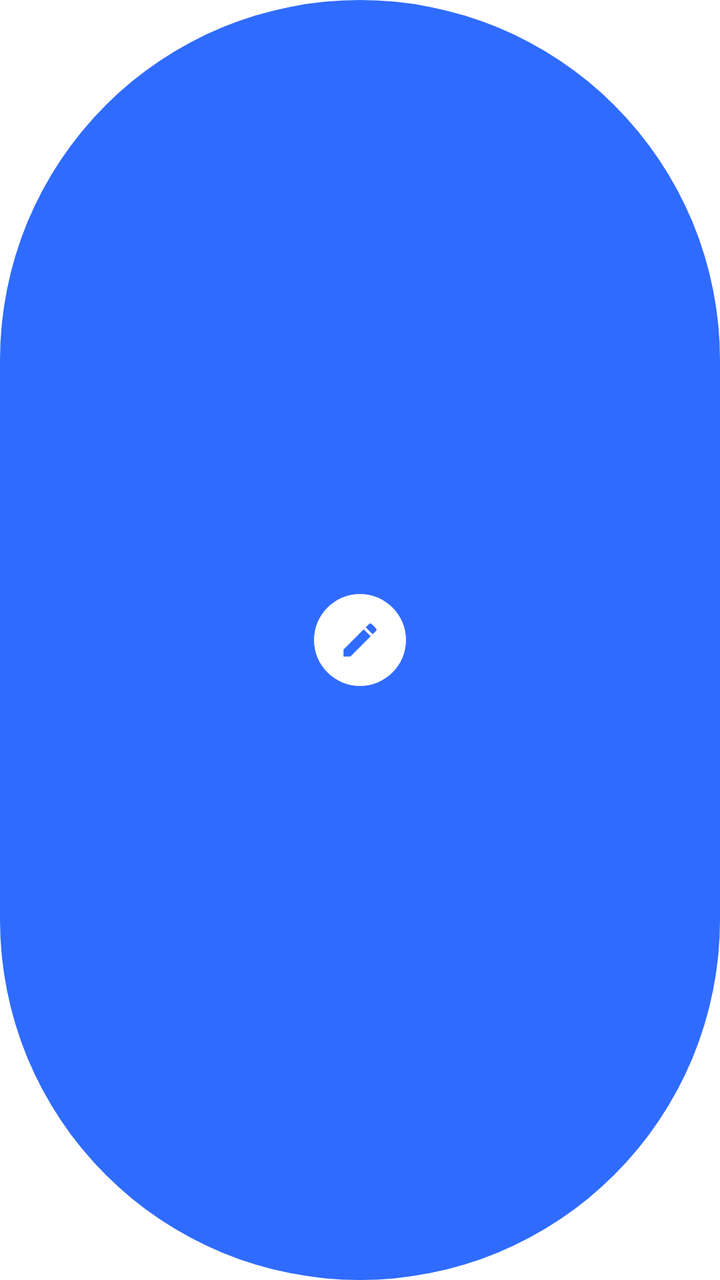
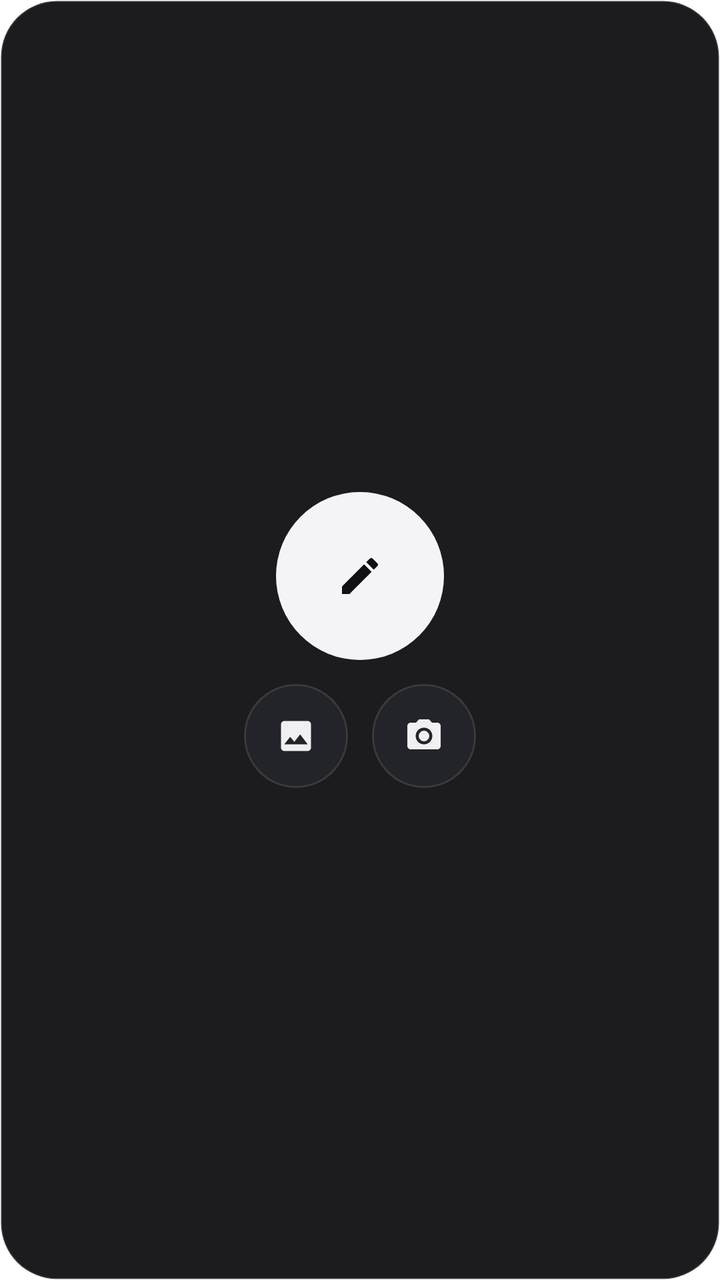

Screens rendered from an Android XML layout before and after an edit, with the pre-edit source and the edit as a unified diff.
<!-- AndroidManifest.xml: fallback theme Theme.MaterialComponents.DayNight.NoActionBar -->
<!-- res/layout/widget_quick_record_card.xml -->
<?xml version="1.0" encoding="utf-8"?>
<LinearLayout xmlns:android="http://schemas.android.com/apk/res/android"
    android:id="@+id/widget_quick_record_root"
    android:layout_width="match_parent"
    android:layout_height="match_parent"
    android:background="@drawable/bg_widget_qr_pill"
    android:contentDescription="@string/widget_quick_record_action"
    android:gravity="center"
    android:orientation="vertical"
    android:paddingStart="12dp"
    android:paddingTop="12dp"
    android:paddingEnd="12dp"
    android:paddingBottom="12dp">

    <ImageButton
        android:id="@+id/qr_card_primary"
        android:layout_width="46dp"
        android:layout_height="46dp"
        android:background="@drawable/bg_widget_qr_solid_circle"
        android:contentDescription="@string/widget_quick_record_action"
        android:padding="12dp"
        android:scaleType="centerInside"
        android:src="@drawable/ic_widget_pen_accent" />

    <TextView
        android:id="@+id/qr_card_hint"
        android:layout_width="match_parent"
        android:layout_height="wrap_content"
        android:layout_marginTop="10dp"
        android:ellipsize="end"
        android:gravity="center"
        android:maxLines="1"
        android:text="记一下"
        android:textColor="@color/widget_qr_on_accent"
        android:textSize="13sp"
        android:visibility="gone" />

    <LinearLayout
        android:id="@+id/qr_card_actions"
        android:layout_width="wrap_content"
        android:layout_height="wrap_content"
        android:layout_marginTop="12dp"
        android:gravity="center"
        android:orientation="horizontal"
        android:visibility="gone">

        <ImageButton
            android:id="@+id/qr_card_photo"
            android:layout_width="34dp"
            android:layout_height="34dp"
            android:background="@drawable/bg_widget_qr_scrim"
            android:contentDescription="选择相册图片"
            android:padding="8dp"
            android:scaleType="centerInside"
            android:src="@drawable/ic_widget_gallery_white" />

        <ImageButton
            android:id="@+id/qr_card_camera"
            android:layout_width="34dp"
            android:layout_height="34dp"
            android:layout_marginStart="10dp"
            android:background="@drawable/bg_widget_qr_scrim"
            android:contentDescription="启动相机拍照"
            android:padding="8dp"
            android:scaleType="centerInside"
            android:src="@drawable/ic_widget_camera_white" />
    </LinearLayout>
</LinearLayout>
<!-- resources referenced by this layout -->
<resources>
  <color name="widget_qr_on_accent">#FFFFFFFF</color>
  <!-- drawable bg_widget_qr_pill (drawable) -->
  <?xml version="1.0" encoding="utf-8"?>
  <shape xmlns:android="http://schemas.android.com/apk/res/android">
      <solid android:color="@color/widget_qr_accent" />
      <corners android:radius="999dp" />
  </shape>
  <!-- drawable bg_widget_qr_scrim (drawable) -->
  <?xml version="1.0" encoding="utf-8"?>
  <shape xmlns:android="http://schemas.android.com/apk/res/android"
      android:shape="oval">
      <solid android:color="@color/widget_qr_scrim" />
  </shape>
  <!-- drawable bg_widget_qr_solid_circle (drawable) -->
  <?xml version="1.0" encoding="utf-8"?>
  <shape xmlns:android="http://schemas.android.com/apk/res/android"
      android:shape="oval">
      <solid android:color="@color/widget_qr_on_accent" />
  </shape>
  <!-- drawable ic_widget_camera_white (drawable) -->
  <?xml version="1.0" encoding="utf-8"?>
  <vector xmlns:android="http://schemas.android.com/apk/res/android"
      android:width="24dp"
      android:height="24dp"
      android:viewportWidth="24"
      android:viewportHeight="24">
      <path
          android:fillColor="@color/widget_qr_on_accent"
          android:pathData="M12,12m-3.2,0a3.2,3.2 0,1 1,6.4 0a3.2,3.2 0,1 1,-6.4 0 M9,2L7.17,4H4c-1.1,0 -2,0.9 -2,2v12c0,1.1 0.9,2 2,2h16c1.1,0 2,-0.9 2,-2V6c0,-1.1 -0.9,-2 -2,-2h-3.17L15,2H9zM12,17c-2.76,0 -5,-2.24 -5,-5s2.24,-5 5,-5 5,2.24 5,5 -2.24,5 -5,5z" />
  </vector>
  <!-- drawable ic_widget_gallery_white (drawable) -->
  <?xml version="1.0" encoding="utf-8"?>
  <vector xmlns:android="http://schemas.android.com/apk/res/android"
      android:width="24dp"
      android:height="24dp"
      android:viewportWidth="24"
      android:viewportHeight="24">
      <path
          android:fillColor="@color/widget_qr_on_accent"
          android:pathData="M19,3H5c-1.1,0 -2,0.9 -2,2v14c0,1.1 0.9,2 2,2h14c1.1,0 2,-0.9 2,-2V5c0,-1.1 -0.9,-2 -2,-2zM8.5,12.5l2.5,3.01L14.5,11l4.5,6H5l3.5,-4.5z" />
  </vector>
  <!-- drawable ic_widget_pen_accent (drawable) -->
  <?xml version="1.0" encoding="utf-8"?>
  <vector xmlns:android="http://schemas.android.com/apk/res/android"
      android:width="24dp"
      android:height="24dp"
      android:viewportWidth="24"
      android:viewportHeight="24">
      <path
          android:fillColor="@color/widget_qr_accent"
          android:pathData="M3,17.25V21h3.75L17.81,9.94l-3.75,-3.75L3,17.25zM20.71,7.04c0.39,-0.39 0.39,-1.02 0,-1.41l-2.34,-2.34c-0.39,-0.39 -1.02,-0.39 -1.41,0l-1.83,1.83 3.75,3.75 1.83,-1.83z" />
  </vector>
  <string name="widget_quick_record_action">快速记录，点击打开输入框</string>
  <color name="widget_qr_accent">#2F6BFF</color>
  <color name="widget_qr_scrim">#26FFFFFF</color>
</resources>

<!-- the commit's change to res/layout/widget_quick_record_card.xml (unified diff, before → after) -->
@@ -3,66 +3,69 @@
     android:id="@+id/widget_quick_record_root"
     android:layout_width="match_parent"
     android:layout_height="match_parent"
-    android:background="@drawable/bg_widget_qr_pill"
+    android:background="@drawable/bg_widget_qr_card"
     android:contentDescription="@string/widget_quick_record_action"
     android:gravity="center"
     android:orientation="vertical"
-    android:paddingStart="12dp"
-    android:paddingTop="12dp"
-    android:paddingEnd="12dp"
-    android:paddingBottom="12dp">
+    android:paddingStart="10dp"
+    android:paddingTop="10dp"
+    android:paddingEnd="10dp"
+    android:paddingBottom="10dp">
 
-    <ImageButton
+    <FrameLayout
         android:id="@+id/qr_card_primary"
-        android:layout_width="46dp"
-        android:layout_height="46dp"
+        android:layout_width="84dp"
+        android:layout_height="84dp"
         android:background="@drawable/bg_widget_qr_solid_circle"
-        android:contentDescription="@string/widget_quick_record_action"
-        android:padding="12dp"
-        android:scaleType="centerInside"
-        android:src="@drawable/ic_widget_pen_accent" />
+        android:contentDescription="@string/widget_quick_record_action">
 
-    <TextView
-        android:id="@+id/qr_card_hint"
-        android:layout_width="match_parent"
-        android:layout_height="wrap_content"
-        android:layout_marginTop="10dp"
-        android:ellipsize="end"
-        android:gravity="center"
-        android:maxLines="1"
-        android:text="记一下"
-        android:textColor="@color/widget_qr_on_accent"
-        android:textSize="13sp"
-        android:visibility="gone" />
+        <ImageView
+            android:layout_width="30dp"
+            android:layout_height="30dp"
+            android:layout_gravity="center"
+            android:importantForAccessibility="no"
+            android:scaleType="centerInside"
+            android:src="@drawable/ic_widget_pen_accent" />
+    </FrameLayout>
 
     <LinearLayout
-        android:id="@+id/qr_card_actions"
         android:layout_width="wrap_content"
         android:layout_height="wrap_content"
         android:layout_marginTop="12dp"
         android:gravity="center"
-        android:orientation="horizontal"
-        android:visibility="gone">
+        android:orientation="horizontal">
 
-        <ImageButton
+        <FrameLayout
             android:id="@+id/qr_card_photo"
-            android:layout_width="34dp"
-            android:layout_height="34dp"
-            android:background="@drawable/bg_widget_qr_scrim"
-            android:contentDescription="选择相册图片"
-            android:padding="8dp"
-            android:scaleType="centerInside"
-            android:src="@drawable/ic_widget_gallery_white" />
+            android:layout_width="52dp"
+            android:layout_height="52dp"
+            android:background="@drawable/bg_widget_qr_secondary_circle"
+            android:contentDescription="选择相册图片">
 
-        <ImageButton
+            <ImageView
+                android:layout_width="20dp"
+                android:layout_height="20dp"
+                android:layout_gravity="center"
+                android:importantForAccessibility="no"
+                android:scaleType="centerInside"
+                android:src="@drawable/ic_widget_gallery_white" />
+        </FrameLayout>
+
+        <FrameLayout
             android:id="@+id/qr_card_camera"
-            android:layout_width="34dp"
-            android:layout_height="34dp"
-            android:layout_marginStart="10dp"
-            android:background="@drawable/bg_widget_qr_scrim"
-            android:contentDescription="启动相机拍照"
-            android:padding="8dp"
-            android:scaleType="centerInside"
-            android:src="@drawable/ic_widget_camera_white" />
+            android:layout_width="52dp"
+            android:layout_height="52dp"
+            android:layout_marginStart="12dp"
+            android:background="@drawable/bg_widget_qr_secondary_circle"
+            android:contentDescription="启动相机拍照">
+
+            <ImageView
+                android:layout_width="20dp"
+                android:layout_height="20dp"
+                android:layout_gravity="center"
+                android:importantForAccessibility="no"
+                android:scaleType="centerInside"
+                android:src="@drawable/ic_widget_camera_white" />
+        </FrameLayout>
     </LinearLayout>
 </LinearLayout>
<!-- resource entries referenced after the edit -->
@@ -1,23 +1,29 @@
 <!-- resources referenced by this layout -->
 <resources>
-  <color name="widget_qr_on_accent">#FFFFFFFF</color>
-  <!-- drawable bg_widget_qr_pill (drawable) -->
+  <!-- drawable bg_widget_qr_card (drawable) -->
   <?xml version="1.0" encoding="utf-8"?>
-  <shape xmlns:android="http://schemas.android.com/apk/res/android">
-      <solid android:color="@color/widget_qr_accent" />
-      <corners android:radius="999dp" />
+  <shape xmlns:android="http://schemas.android.com/apk/res/android"
+      android:shape="rectangle">
+      <solid android:color="@color/widget_qr_surface" />
+      <corners android:radius="28dp" />
+      <stroke
+          android:width="1dp"
+          android:color="@color/widget_qr_border" />
   </shape>
-  <!-- drawable bg_widget_qr_scrim (drawable) -->
+  <!-- drawable bg_widget_qr_secondary_circle (drawable) -->
   <?xml version="1.0" encoding="utf-8"?>
   <shape xmlns:android="http://schemas.android.com/apk/res/android"
       android:shape="oval">
-      <solid android:color="@color/widget_qr_scrim" />
+      <solid android:color="@color/widget_qr_tile_bg" />
+      <stroke
+          android:width="1dp"
+          android:color="@color/widget_qr_tile_border" />
   </shape>
   <!-- drawable bg_widget_qr_solid_circle (drawable) -->
   <?xml version="1.0" encoding="utf-8"?>
   <shape xmlns:android="http://schemas.android.com/apk/res/android"
       android:shape="oval">
-      <solid android:color="@color/widget_qr_on_accent" />
+      <solid android:color="@color/widget_qr_on_surface" />
   </shape>
   <!-- drawable ic_widget_camera_white (drawable) -->
   <?xml version="1.0" encoding="utf-8"?>
@@ -27,7 +33,7 @@
       android:viewportWidth="24"
       android:viewportHeight="24">
       <path
-          android:fillColor="@color/widget_qr_on_accent"
+          android:fillColor="@color/widget_qr_icon"
           android:pathData="M12,12m-3.2,0a3.2,3.2 0,1 1,6.4 0a3.2,3.2 0,1 1,-6.4 0 M9,2L7.17,4H4c-1.1,0 -2,0.9 -2,2v12c0,1.1 0.9,2 2,2h16c1.1,0 2,-0.9 2,-2V6c0,-1.1 -0.9,-2 -2,-2h-3.17L15,2H9zM12,17c-2.76,0 -5,-2.24 -5,-5s2.24,-5 5,-5 5,2.24 5,5 -2.24,5 -5,5z" />
   </vector>
   <!-- drawable ic_widget_gallery_white (drawable) -->
@@ -38,7 +44,7 @@
       android:viewportWidth="24"
       android:viewportHeight="24">
       <path
-          android:fillColor="@color/widget_qr_on_accent"
+          android:fillColor="@color/widget_qr_icon"
           android:pathData="M19,3H5c-1.1,0 -2,0.9 -2,2v14c0,1.1 0.9,2 2,2h14c1.1,0 2,-0.9 2,-2V5c0,-1.1 -0.9,-2 -2,-2zM8.5,12.5l2.5,3.01L14.5,11l4.5,6H5l3.5,-4.5z" />
   </vector>
   <!-- drawable ic_widget_pen_accent (drawable) -->
@@ -49,11 +55,16 @@
       android:viewportWidth="24"
       android:viewportHeight="24">
       <path
-          android:fillColor="@color/widget_qr_accent"
+          android:fillColor="@color/widget_qr_on_primary"
           android:pathData="M3,17.25V21h3.75L17.81,9.94l-3.75,-3.75L3,17.25zM20.71,7.04c0.39,-0.39 0.39,-1.02 0,-1.41l-2.34,-2.34c-0.39,-0.39 -1.02,-0.39 -1.41,0l-1.83,1.83 3.75,3.75 1.83,-1.83z" />
   </vector>
   <string name="widget_quick_record_action">快速记录，点击打开输入框</string>
-  <color name="widget_qr_accent">#2F6BFF</color>
-  <color name="widget_qr_scrim">#26FFFFFF</color>
+  <color name="widget_qr_surface">#F2101013</color>
+  <color name="widget_qr_border">#26FFFFFF</color>
+  <color name="widget_qr_tile_bg">#EB23252B</color>
+  <color name="widget_qr_tile_border">#1EFFFFFF</color>
+  <color name="widget_qr_on_surface">#F4F4F6</color>
+  <color name="widget_qr_icon">#F0F0F3</color>
+  <color name="widget_qr_on_primary">#111114</color>
 </resources>
 
